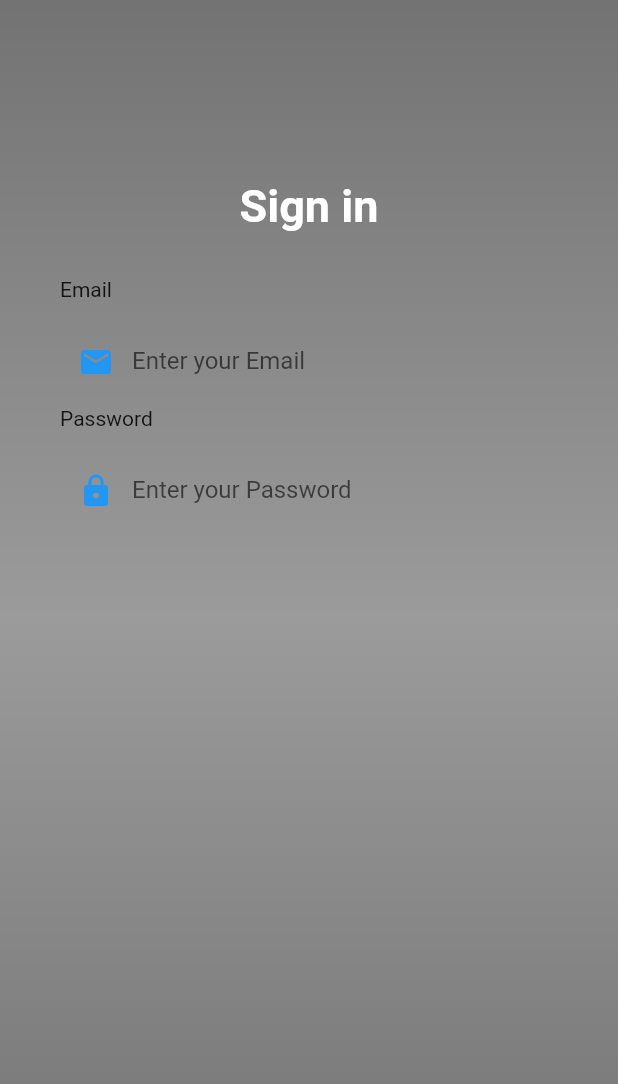
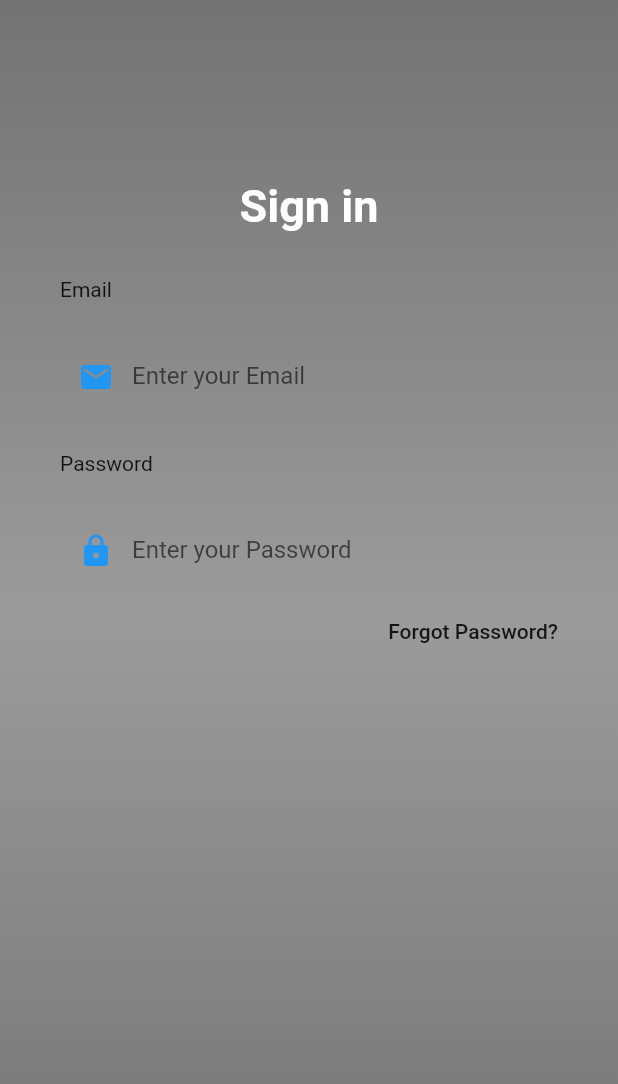
Before and after one commit to MohammadHuseyn/Reddit-SBU, a Flutter app: the screen it shows after launch, on a phone screen of 412 x 824 dp. Shown: the top 1084 px of the screen. Run offline on Flutter 3.47's test engine with Material 2 defaults, Android fonts, the light colour scheme and no system bars; missing offline and left inert: dart:html; Roboto replaces fonts that are missing (Ooohbaby).

Commit message:
Forgot Password created

```diff
--- a/lib/Authentication/signup.dart
+++ b/lib/Authentication/signup.dart
@@ -8,7 +8,8 @@ class Signuppage extends StatefulWidget {
   @override
   State<Signuppage> createState() => _SignuppageState();
 }
-Widget _Passwordbox(){
+
+Widget _Passwordbox() {
   return Column(
     crossAxisAlignment: CrossAxisAlignment.start,
     children: [
@@ -16,7 +17,7 @@ Widget _Passwordbox(){
         'Password',
       ),
       SizedBox(
-        height: 10,
+        height: 20,
       ),
       Container(
         alignment: Alignment.centerLeft,
@@ -27,11 +28,7 @@ Widget _Passwordbox(){
           decoration: InputDecoration(
             border: InputBorder.none,
             contentPadding: EdgeInsets.only(top: 14.0),
-            prefixIcon:
-            Icon(
-                Icons.lock,
-                color: Colors.blue
-            ),
+            prefixIcon: Icon(Icons.lock, color: Colors.blue),
             hintText: 'Enter your Password',
           ),
         ),
@@ -39,7 +36,8 @@ Widget _Passwordbox(){
     ],
   );
 }
-Widget _Mailbox(){
+
+Widget _Mailbox() {
   return Column(
     crossAxisAlignment: CrossAxisAlignment.start,
     children: [
@@ -47,7 +45,7 @@ Widget _Mailbox(){
         'Email',
       ),
       SizedBox(
-        height: 10,
+        height: 20,
       ),
       Container(
         alignment: Alignment.centerLeft,
@@ -58,18 +56,28 @@ Widget _Mailbox(){
           decoration: InputDecoration(
             border: InputBorder.none,
             contentPadding: EdgeInsets.only(top: 14.0),
-            prefixIcon:
-            Icon(
-                Icons.email,
-                color: Colors.blue
-            ),
+            prefixIcon: Icon(Icons.email, color: Colors.blue),
             hintText: 'Enter your Email',
           ),
         ),
       ),
+      SizedBox(
+        height: 20,
+      ),
     ],
   );
 }
+Widget _ForgotPassword(){
+  return  Container(
+    alignment: Alignment.centerRight,
+    child: FlatButton(
+      onPressed: () => print('Forget Password Button Pressed'),
+      padding: EdgeInsets.only(right: 0.0),
+      child: Text('Forgot Password?'),
+    ),
+  );
+}
+
 class _SignuppageState extends State<Signuppage> {
   @override
   Widget build(BuildContext context) {
@@ -111,7 +119,7 @@ class _SignuppageState extends State<Signuppage> {
                   SizedBox(height: 30.0),
                   _Mailbox(),
                   _Passwordbox(),
-
+                  _ForgotPassword(),
                 ],
               ),
             ),
```
